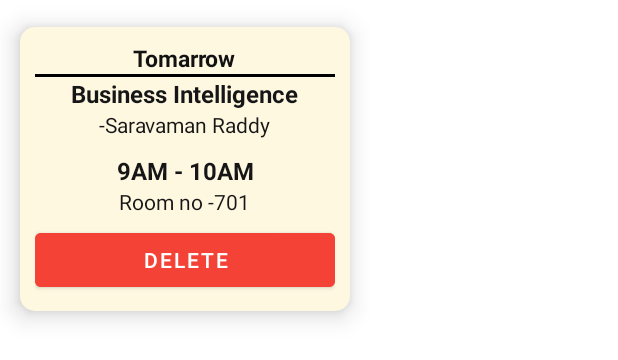
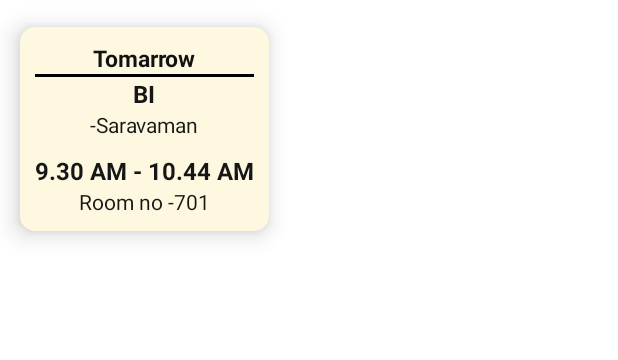
Before and after one commit to Harshit-Goswami/CollegeManagementApp, an Android app: the layout item_class_time_table.xml on its own in the app's theme, with its tools: preview values and no code run, on a phone screen of 412 x 824 dp. Shown: the top 360 px of the screen. Run offline under Robolectric (Android 15) with nearby library versions, the phone set to English and light mode, and no system bars; Roboto replaces fonts that are not available here.

Commit message:
project completion

```diff
--- a/app/src/main/res/layout/item_class_time_table.xml
+++ b/app/src/main/res/layout/item_class_time_table.xml
@@ -41,7 +41,7 @@
                 android:layout_width="wrap_content"
                 android:layout_height="wrap_content"
                 android:layout_gravity="center_horizontal"
-                android:text="Business Intelligence"
+                android:text="BI"
                 android:textColor="#161616"
                 android:textSize="16sp"
                 android:textStyle="bold" />
@@ -51,16 +51,16 @@
                 android:layout_width="wrap_content"
                 android:layout_height="wrap_content"
                 android:layout_gravity="center_horizontal"
-                android:text="-Saravaman Raddy"
+                android:text="-Saravaman"
                 android:textColor="#161616"
                 android:textSize="14sp" />
 
             <com.google.android.material.textview.MaterialTextView
                 android:id="@+id/item_class_time"
-                android:layout_width="match_parent"
+                android:layout_width="wrap_content"
                 android:layout_height="wrap_content"
                 android:layout_marginTop="10dp"
-                android:text="9AM - 10AM"
+                android:text="9.30 AM - 10.44 AM"
                 android:textAlignment="center"
                 android:textColor="#161616"
                 android:textSize="16sp"
@@ -81,7 +81,8 @@
                 android:layout_height="wrap_content"
                 android:layout_marginTop="5dp"
                 android:backgroundTint="#F44336"
-                android:text="Delete" />
+                android:text="Delete"
+                android:visibility="gone"/>
 
         </LinearLayout>
     </com.google.android.material.card.MaterialCardView>
```
